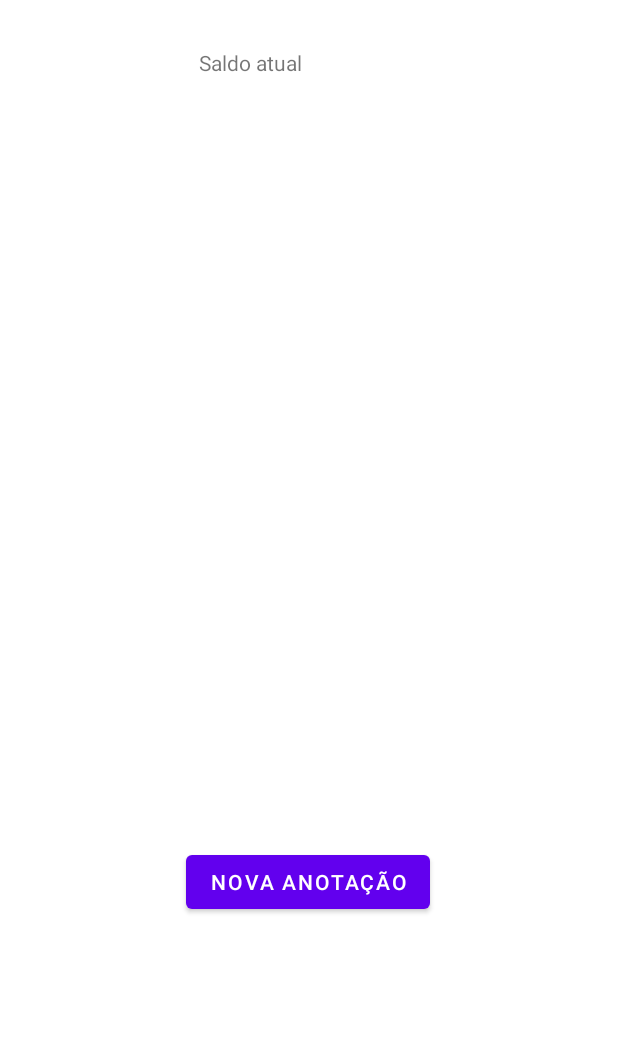
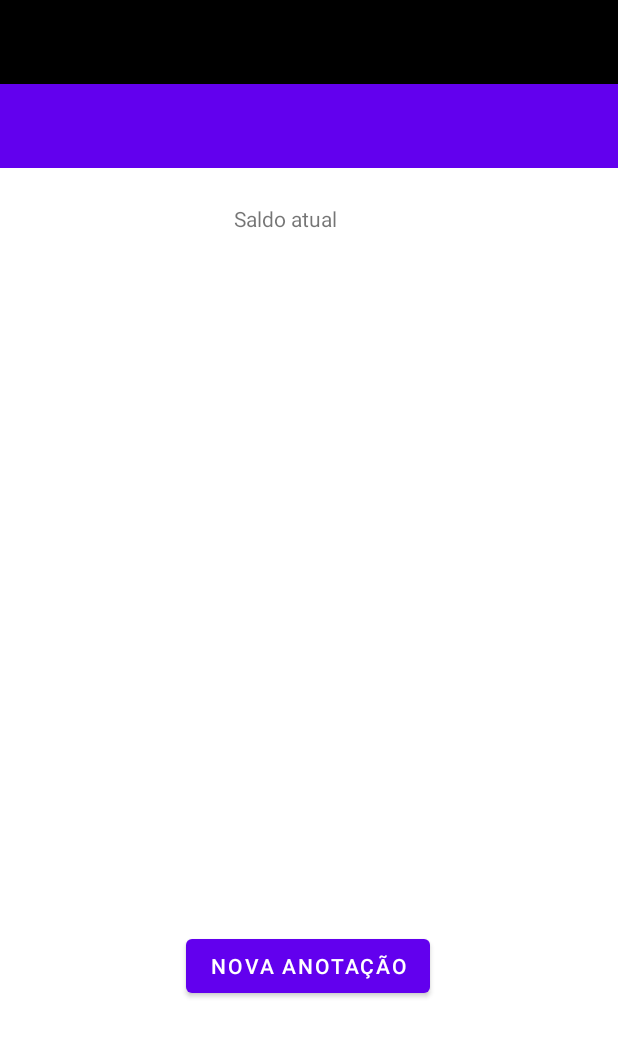
Before and after one commit to GabrielFontouraGriebler/App_Traiding, an Android app: the layout activity_relatorio.xml on its own in the app's theme, with its tools: preview values and no code run, on a phone screen of 412 x 824 dp. Shown: the top 1037 px of the screen. Run offline under Robolectric (Android 15) with nearby library versions, the phone set to English and light mode, and no system bars.

Commit message:
implementacao aba lateral

```diff
--- a/app/src/main/AndroidManifest.xml
+++ b/app/src/main/AndroidManifest.xml
@@ -29,6 +29,9 @@
         </activity>
         <activity
             android:name=".Relatorio"
+
+            android:theme="@style/AppTheme.NoActionBar"
+
             android:exported="true"
             android:label="Relatório">
             <intent-filter>
--- /dev/null
+++ b/app/src/main/res/drawable/home.xml
@@ -0,0 +1,5 @@
+<vector android:height="24dp" android:tint="#000000"
+    android:viewportHeight="24" android:viewportWidth="24"
+    android:width="24dp" xmlns:android="http://schemas.android.com/apk/res/android">
+    <path android:fillColor="@android:color/white" android:pathData="M10,20v-6h4v6h5v-8h3L12,3 2,12h3v8z"/>
+</vector>
--- /dev/null
+++ b/app/src/main/res/drawable/person.xml
@@ -0,0 +1,5 @@
+<vector android:height="24dp" android:tint="#000000"
+    android:viewportHeight="24" android:viewportWidth="24"
+    android:width="24dp" xmlns:android="http://schemas.android.com/apk/res/android">
+    <path android:fillColor="@android:color/white" android:pathData="M12,12c2.21,0 4,-1.79 4,-4s-1.79,-4 -4,-4 -4,1.79 -4,4 1.79,4 4,4zM12,14c-2.67,0 -8,1.34 -8,4v2h16v-2c0,-2.66 -5.33,-4 -8,-4z"/>
+</vector>
--- /dev/null
+++ b/app/src/main/res/drawable/settings.xml
@@ -0,0 +1,5 @@
+<vector android:height="24dp" android:tint="#000000"
+    android:viewportHeight="24" android:viewportWidth="24"
+    android:width="24dp" xmlns:android="http://schemas.android.com/apk/res/android">
+    <path android:fillColor="@android:color/white" android:pathData="M19.14,12.94c0.04,-0.3 0.06,-0.61 0.06,-0.94c0,-0.32 -0.02,-0.64 -0.07,-0.94l2.03,-1.58c0.18,-0.14 0.23,-0.41 0.12,-0.61l-1.92,-3.32c-0.12,-0.22 -0.37,-0.29 -0.59,-0.22l-2.39,0.96c-0.5,-0.38 -1.03,-0.7 -1.62,-0.94L14.4,2.81c-0.04,-0.24 -0.24,-0.41 -0.48,-0.41h-3.84c-0.24,0 -0.43,0.17 -0.47,0.41L9.25,5.35C8.66,5.59 8.12,5.92 7.63,6.29L5.24,5.33c-0.22,-0.08 -0.47,0 -0.59,0.22L2.74,8.87C2.62,9.08 2.66,9.34 2.86,9.48l2.03,1.58C4.84,11.36 4.8,11.69 4.8,12s0.02,0.64 0.07,0.94l-2.03,1.58c-0.18,0.14 -0.23,0.41 -0.12,0.61l1.92,3.32c0.12,0.22 0.37,0.29 0.59,0.22l2.39,-0.96c0.5,0.38 1.03,0.7 1.62,0.94l0.36,2.54c0.05,0.24 0.24,0.41 0.48,0.41h3.84c0.24,0 0.44,-0.17 0.47,-0.41l0.36,-2.54c0.59,-0.24 1.13,-0.56 1.62,-0.94l2.39,0.96c0.22,0.08 0.47,0 0.59,-0.22l1.92,-3.32c0.12,-0.22 0.07,-0.47 -0.12,-0.61L19.14,12.94zM12,15.6c-1.98,0 -3.6,-1.62 -3.6,-3.6s1.62,-3.6 3.6,-3.6s3.6,1.62 3.6,3.6S13.98,15.6 12,15.6z"/>
+</vector>
--- a/app/src/main/res/layout/activity_anotacao.xml
+++ b/app/src/main/res/layout/activity_anotacao.xml
@@ -6,6 +6,9 @@
     android:layout_height="match_parent"
     android:orientation="vertical"
     tools:context=".Anotacao">
+
+
+
 
 
     <EditText
--- a/app/src/main/res/layout/activity_relatorio.xml
+++ b/app/src/main/res/layout/activity_relatorio.xml
@@ -1,13 +1,49 @@
 <?xml version="1.0" encoding="utf-8"?>
-<androidx.constraintlayout.widget.ConstraintLayout xmlns:android="http://schemas.android.com/apk/res/android"
+<androidx.drawerlayout.widget.DrawerLayout xmlns:android="http://schemas.android.com/apk/res/android"
     xmlns:app="http://schemas.android.com/apk/res-auto"
     xmlns:tools="http://schemas.android.com/tools"
     android:orientation="vertical"
     android:layout_width="match_parent"
     android:layout_height="match_parent"
-    tools:context=".Relatorio">
+    tools:context=".Relatorio"
+    android:fitsSystemWindows="true"
+    tools:openDrawer="start"
+    android:id="@+id/nav_view">
+
+    <LinearLayout
+        android:layout_width="match_parent"
+        android:layout_height="match_parent"
+        android:orientation="vertical">
+
+        <androidx.appcompat.widget.Toolbar
+            android:layout_width="match_parent"
+            android:layout_height="?attr/actionBarSize"
+            android:id="@+id/toolbar"
+            android:background="@color/design_default_color_primary">
+        </androidx.appcompat.widget.Toolbar>
 
 
+        <FrameLayout
+            android:layout_width="wrap_content"
+            android:layout_height="match_parent"
+            android:id="@+id/Fragment_container">
+
+        </FrameLayout>
+    </LinearLayout>
+
+
+    <com.google.android.material.navigation.NavigationView
+        android:layout_width="wrap_content"
+        android:layout_height="match_parent"
+        android:id="@+id/navigation_view"
+        app:headerLayout="@layout/nav_header"
+        app:menu="@menu/menu"
+        android:layout_gravity="start">
+    </com.google.android.material.navigation.NavigationView>
+
+<androidx.constraintlayout.widget.ConstraintLayout
+    android:layout_width="match_parent"
+    android:layout_height="match_parent">
     <Button
         android:id="@+id/buttonAnotacao"
         android:layout_width="wrap_content"
@@ -35,10 +71,12 @@
 
     <TextView
         android:id="@+id/textViewSaldo"
-        android:layout_width="wrap_content"
-        android:layout_height="wrap_content"
-        android:layout_marginTop="32dp"
+        android:layout_width="72dp"
+        android:layout_height="24dp"
+        android:layout_marginStart="40dp"
+        android:layout_marginTop="52dp"
         android:text="Saldo atual"
+        app:layout_constraintBottom_toTopOf="@+id/ListViewAnotacoes"
         app:layout_constraintEnd_toEndOf="parent"
         app:layout_constraintHorizontal_bias="0.387"
         app:layout_constraintStart_toStartOf="parent"
@@ -48,11 +86,13 @@
         android:id="@+id/textViewSaldoAtual"
         android:layout_width="wrap_content"
         android:layout_height="wrap_content"
-        android:layout_marginTop="32dp"
+        android:layout_marginStart="20dp"
+        android:layout_marginTop="52dp"
+        app:layout_constraintBottom_toTopOf="@+id/ListViewAnotacoes"
         app:layout_constraintEnd_toEndOf="parent"
         app:layout_constraintHorizontal_bias="0.0"
         app:layout_constraintStart_toEndOf="@+id/textViewSaldo"
         app:layout_constraintTop_toTopOf="parent" />
+</androidx.constraintlayout.widget.ConstraintLayout>
 
-
-</androidx.constraintlayout.widget.ConstraintLayout>
+</androidx.drawerlayout.widget.DrawerLayout>
--- /dev/null
+++ b/app/src/main/res/menu/menu.xml
@@ -0,0 +1,21 @@
+<?xml version="1.0" encoding="utf-8"?>
+<menu xmlns:android="http://schemas.android.com/apk/res/android">
+
+    <group android:checkableBehavior="single">
+        <item
+            android:id="@+id/home"
+            android:icon="@drawable/home"
+            android:title="Home"></item>
+        <item
+            android:id="@+id/person"
+            android:icon="@drawable/person"
+            android:title="Usuario"></item>
+        <item
+            android:id="@+id/settings"
+            android:icon="@drawable/settings"
+            android:title="Configurações"></item>
+
+    </group>
+
+
+</menu>
--- a/app/src/main/res/values/strings.xml
+++ b/app/src/main/res/values/strings.xml
@@ -1,3 +1,6 @@
 <resources>
     <string name="app_name">App</string>
+    <string name="navigation_draw_open">open navigation drawer</string>
+    <string name="navigation_draw_close">close navigation drawer</string>
+
 </resources>
--- /dev/null
+++ b/app/src/main/res/values/style.xml
@@ -0,0 +1,12 @@
+<?xml version="1.0" encoding="utf-8"?>
+<resources>
+    <style name="AppTheme" parent="Theme.AppCompat.Light.DarkActionBar">
+
+    </style>
+
+    <style name="AppTheme.NoActionBar">
+        <item name="windowActionBar">false</item>
+        <item name="windowNoTitle">true</item>
+    </style>
+
+</resources>
```
Also changed, not shown: app/src/main/java/com/example/app/Relatorio.java (+29 -5 lines), app/src/main/res/layout/nav_header.xml (added, +31 -0 lines).
